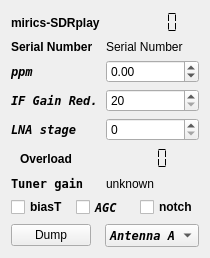
Above: src/devices/sdrplay-handler-v3/sdrplay-widget-v3.ui from tomneda/DABstar before the change. Below: the same form after it.
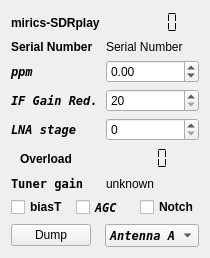
That is the form after the change.

What changed in the file:
```diff
--- a/src/devices/sdrplay-handler-v3/sdrplay-widget-v3.ui
+++ b/src/devices/sdrplay-handler-v3/sdrplay-widget-v3.ui
@@ -293,7 +293,7 @@
         </string>
        </property>
        <property name="text">
-        <string>notch</string>
+        <string>Notch</string>
        </property>
       </widget>
      </item>
```
